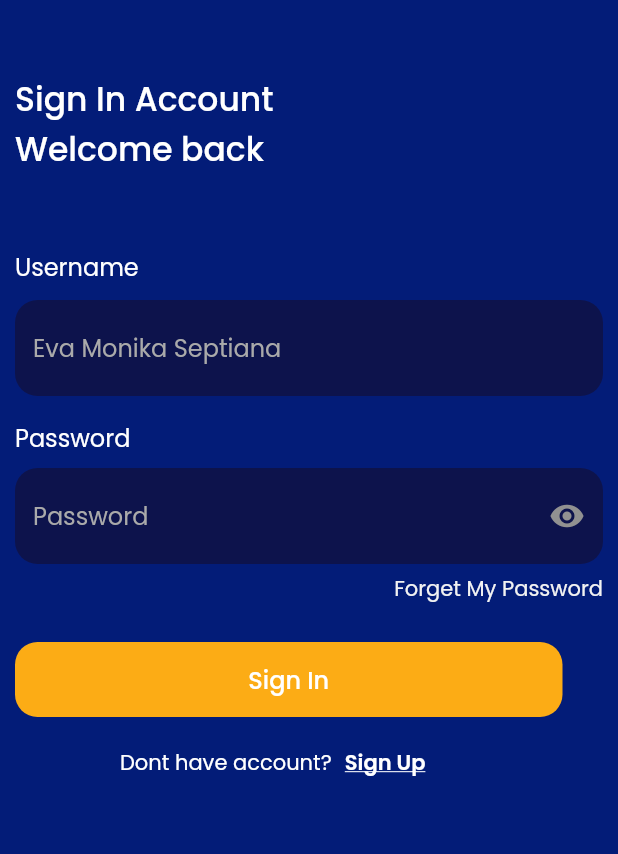
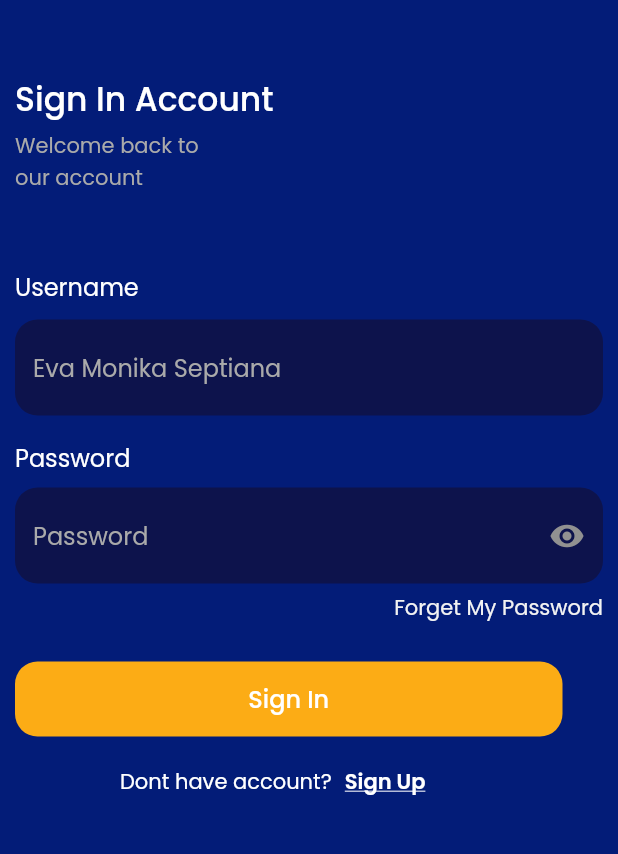
Before and after one commit to evamonika/smart_umkm, a Flutter app: the screen it shows after launch, on a phone screen of 412 x 824 dp, the part 195-1049 px from its top. Run offline on Flutter 3.47's test engine with Material 2 defaults, Android fonts, the phone set to English and light mode, and no system bars; our stand-ins replace google_fonts.

Commit message:
tambah text

```diff
--- a/lib/pages/first_signin.dart
+++ b/lib/pages/first_signin.dart
@@ -18,11 +18,20 @@ class SignIn extends StatelessWidget {
             ),
             SizedBox(height: 50),
             Text(
-              'Sign In Account \nWelcome back',
+              'Sign In Account',
               style: GoogleFonts.poppins(
                 color: Colors.white,
                 fontSize: 22,
                 fontWeight: FontWeight.w500,
+              ),
+            ),
+            SizedBox(height: 4),
+            Text(
+              'Welcome back to \nour account',
+              style: GoogleFonts.poppins(
+                color: Color(0xffaaaaaa),
+                fontSize: 14,
+                fontWeight: FontWeight.w400,
               ),
             ),
             SizedBox(height: 50),
```
